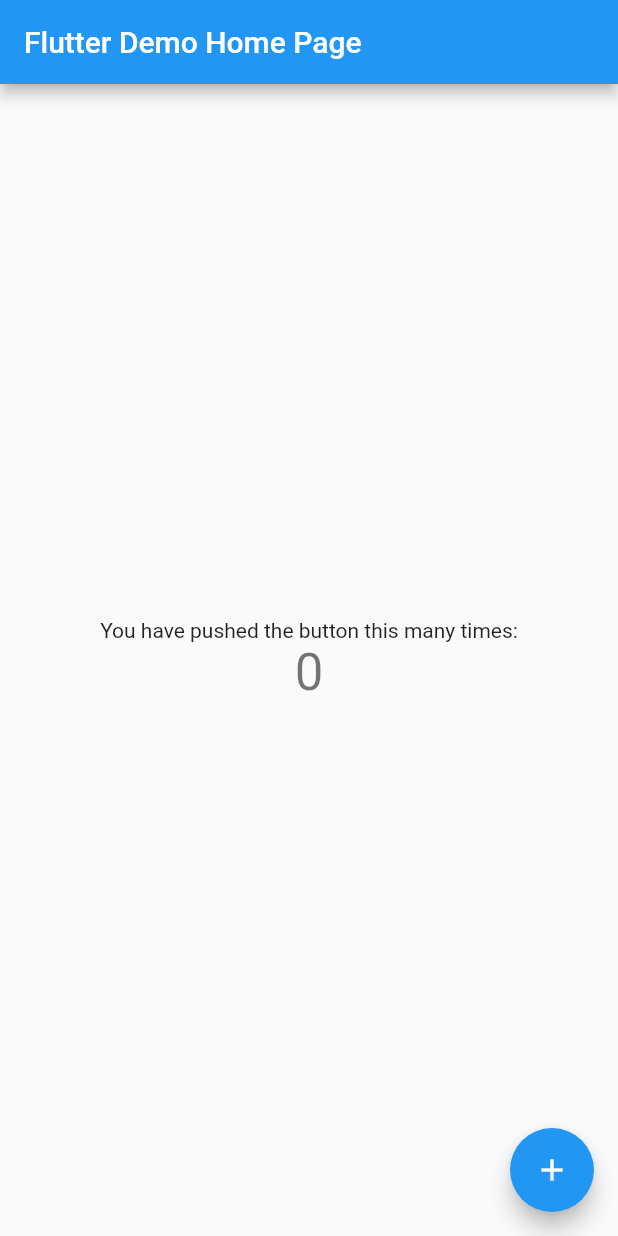
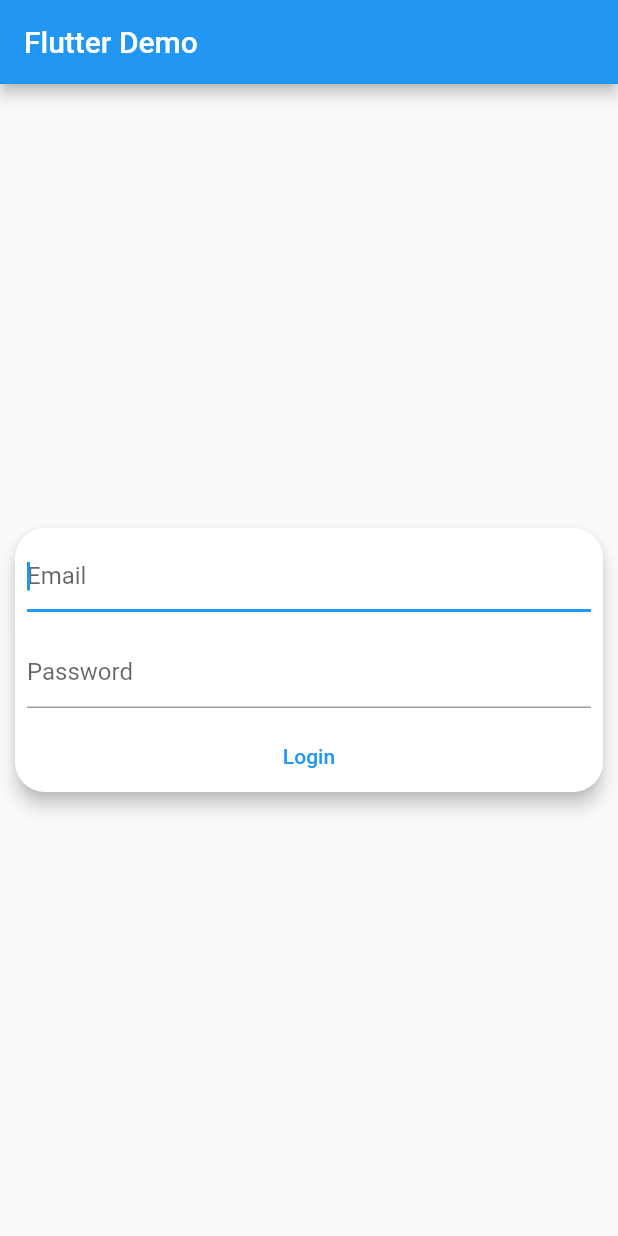
Before and after one commit to aborigines/flutter_myapp, a Flutter app: the screen it shows after launch, on a phone screen of 412 x 824 dp. Run offline on Flutter 3.47's test engine with Material 2 defaults, Android fonts, the phone set to English and light mode, and no system bars; our stand-ins replace logger, url_strategy; missing offline and left inert: flutter_cache, global_configuration.

Commit message:
* implement   - login   - home   - profile   - logout

```diff
--- a/lib/main.dart
+++ b/lib/main.dart
@@ -1,113 +1,38 @@
 import 'package:flutter/material.dart';
+import 'package:url_strategy/url_strategy.dart';
+import 'package:global_configuration/global_configuration.dart';
+import 'package:flutter_myapp/src/pages/home/home.dart';
+import 'package:flutter_myapp/src/pages/login/login.dart';
+import 'package:flutter_myapp/src/pages/user/profile.dart';
 
 void main() {
+  loadConfig();
+  setPathUrlStrategy();
   runApp(MyApp());
 }
 
+loadConfig() async {
+  WidgetsFlutterBinding.ensureInitialized();
+  GlobalConfiguration configuration = GlobalConfiguration();
+  // await configuration.loadFromPathIntoKey("assets/cfg/auth0.json", 'auth0');
+}
+
 class MyApp extends StatelessWidget {
-  // This widget is the root of your application.
+  final String appName = 'Flutter Demo';
+
   @override
   Widget build(BuildContext context) {
     return MaterialApp(
-      title: 'Flutter Demo',
+      title: appName,
       theme: ThemeData(
-        // This is the theme of your application.
-        //
-        // Try running your application with "flutter run". You'll see the
-        // application has a blue toolbar. Then, without quitting the app, try
-        // changing the primarySwatch below to Colors.green and then invoke
-        // "hot reload" (press "r" in the console where you ran "flutter run",
-        // or simply save your changes to "hot reload" in a Flutter IDE).
-        // Notice that the counter didn't reset back to zero; the application
-        // is not restarted.
         primarySwatch: Colors.blue,
       ),
-      home: MyHomePage(title: 'Flutter Demo Home Page'),
+      routes: <String, WidgetBuilder>{
+        '/': (context) => Login(title: appName),
+        '/login': (context) => Login(title: appName),
+        '/home': (context) => Home(title: appName),
+        '/profile': (context) => Profile(title: appName),
+      },
     );
   }
 }
-
-class MyHomePage extends StatefulWidget {
-  MyHomePage({Key key, this.title}) : super(key: key);
-
-  // This widget is the home page of your application. It is stateful, meaning
-  // that it has a State object (defined below) that contains fields that affect
-  // how it looks.
-
-  // This class is the configuration for the state. It holds the values (in this
-  // case the title) provided by the parent (in this case the App widget) and
-  // used by the build method of the State. Fields in a Widget subclass are
-  // always marked "final".
-
-  final String title;
-
-  @override
-  _MyHomePageState createState() => _MyHomePageState();
-}
-
-class _MyHomePageState extends State<MyHomePage> {
-  int _counter = 0;
-
-  void _incrementCounter() {
-    setState(() {
-      // This call to setState tells the Flutter framework that something has
-      // changed in this State, which causes it to rerun the build method below
-      // so that the display can reflect the updated values. If we changed
-      // _counter without calling setState(), then the build method would not be
-      // called again, and so nothing would appear to happen.
-      _counter++;
-    });
-  }
-
-  @override
-  Widget build(BuildContext context) {
-    // This method is rerun every time setState is called, for instance as done
-    // by the _incrementCounter method above.
-    //
-    // The Flutter framework has been optimized to make rerunning build methods
-    // fast, so that you can just rebuild anything that needs updating rather
-    // than having to individually change instances of widgets.
-    return Scaffold(
-      appBar: AppBar(
-        // Here we take the value from the MyHomePage object that was created by
-        // the App.build method, and use it to set our appbar title.
-        title: Text(widget.title),
-      ),
-      body: Center(
-        // Center is a layout widget. It takes a single child and positions it
-        // in the middle of the parent.
-        child: Column(
-          // Column is also a layout widget. It takes a list of children and
-          // arranges them vertically. By default, it sizes itself to fit its
-          // children horizontally, and tries to be as tall as its parent.
-          //
-          // Invoke "debug painting" (press "p" in the console, choose the
-          // "Toggle Debug Paint" action from the Flutter Inspector in Android
-          // Studio, or the "Toggle Debug Paint" command in Visual Studio Code)
-          // to see the wireframe for each widget.
-          //
-          // Column has various properties to control how it sizes itself and
-          // how it positions its children. Here we use mainAxisAlignment to
-          // center the children vertically; the main axis here is the vertical
-          // axis because Columns are vertical (the cross axis would be
-          // horizontal).
-          mainAxisAlignment: MainAxisAlignment.center,
-          children: <Widget>[
-            Text(
-              'You have pushed the button this many times:',
-            ),
-            Text(
-              '$_counter',
-              style: Theme.of(context).textTheme.headline4,
-            ),
-          ],
-        ),
-      ),
-      floatingActionButton: FloatingActionButton(
-        onPressed: _incrementCounter,
-        tooltip: 'Increment',
-        child: Icon(Icons.add),
-      ), // This trailing comma makes auto-formatting nicer for build methods.
-    );
-  }
-}
--- /dev/null
+++ b/lib/src/pages/login/login.dart
@@ -0,0 +1,56 @@
+import 'package:flutter/material.dart';
+import 'package:flutter_myapp/src/service/login_service.dart';
+
+import 'login_form.dart';
+
+LoginService _loginService = LoginService();
+
+class Login extends StatefulWidget {
+  final String title;
+
+  const Login({Key key, @required this.title}) : super(key: key);
+
+  _LoginState createState() => _LoginState(title);
+}
+
+class _LoginState extends State<Login> {
+  final String title;
+
+  _LoginState(this.title);
+
+  @override
+  void initState() {
+    _loginService.isLogin().then((value) => {
+          if (value == 'true')
+            {
+              Navigator.of(context)
+                  .pushNamedAndRemoveUntil('/home', (route) => false)
+            }
+        });
+    super.initState();
+  }
+
+  @override
+  Widget build(BuildContext context) {
+    return Scaffold(
+        appBar: AppBar(
+          title: Text(title),
+          automaticallyImplyLeading: false,
+        ),
+        body: Center(
+          child: Column(
+              mainAxisAlignment: MainAxisAlignment.center,
+              crossAxisAlignment: CrossAxisAlignment.center,
+              children: [
+                SizedBox(
+                    width: 400,
+                    child: Card(
+                      shape: RoundedRectangleBorder(
+                          borderRadius: BorderRadius.circular(20.0)),
+                      elevation: 5.0,
+                      child: LoginForm(loginService: _loginService),
+                    )),
+              ]),
+        ));
+  }
+}
--- /dev/null
+++ b/lib/src/pages/login/login_form.dart
@@ -0,0 +1,69 @@
+import 'package:flutter/material.dart';
+import 'package:flutter_myapp/src/service/login_service.dart';
+
+class LoginForm extends StatefulWidget {
+  final LoginService loginService;
+
+  LoginForm({Key key, @required this.loginService}) : super(key: key);
+
+  @override
+  _LoginFormState createState() => _LoginFormState(loginService);
+}
+
+class _LoginFormState extends State<LoginForm> {
+  final LoginService loginService;
+  final _formKey = GlobalKey<FormState>();
+  final _email = TextEditingController();
+  final _password = TextEditingController();
+
+  _LoginFormState(this.loginService);
+
+  @override
+  Widget build(BuildContext context) {
+    return Form(
+      key: _formKey,
+      child: Column(
+        mainAxisSize: MainAxisSize.min,
+        children: [
+          Padding(
+            padding: EdgeInsets.all(8.0),
+            child: TextFormField(
+              autofocus: true,
+              controller: _email,
+              decoration: InputDecoration(hintText: 'Email'),
+              validator: (value) {
+                if (value.isEmpty) {
+                  return 'Please enter email';
+                }
+                return null;
+              },
+            ),
+          ),
+          Padding(
+            padding: EdgeInsets.all(8.0),
+            child: TextFormField(
+              controller: _password,
+              obscureText: true,
+              autocorrect: false,
+              decoration: InputDecoration(hintText: 'Password'),
+              validator: (value) {
+                if (value.isEmpty) {
+                  return 'Please enter password';
+                }
+                return null;
+              },
+            ),
+          ),
+          TextButton(
+            onPressed: () {
+              if (_formKey.currentState.validate()) {
+                this.loginService.login(context);
+              }
+            },
+            child: Text('Login'),
+          ),
+        ],
+      ),
+    );
+  }
+}
--- /dev/null
+++ b/lib/src/service/login_service.dart
@@ -0,0 +1,28 @@
+import 'package:flutter/widgets.dart';
+import 'package:flutter_cache/flutter_cache.dart' as cache;
+
+class LoginService {
+  int _expireInSeconds = 3600;
+
+  Future<void> login(BuildContext context) async {
+    cache.write('isLoggedIn', 'true', _expireInSeconds);
+    await Navigator.of(context)
+        .pushNamedAndRemoveUntil('/home', (route) => false);
+  }
+
+  Future user() async {
+    return cache.load('user', '{"user": "test", "firstname": "test", "lastname": "test"}');
+  }
+
+  Future<void> logout(BuildContext context) async {
+    cache.destroy('isLoggedIn');
+    cache.destroy('token');
+    cache.destroy('user');
+    await Navigator.of(context)
+        .pushNamedAndRemoveUntil('/login', (route) => false);
+  }
+
+  Future isLogin() async {
+    return cache.load('isLoggedIn', 'false');
+  }
+}
```
Also changed, not shown: lib/src/pages/home/home.dart (added, +46 -0 lines), lib/src/pages/menu/menu.dart (added, +59 -0 lines), lib/src/pages/user/profile.dart (added, +56 -0 lines), lib/src/service/logger_service.dart (added, +9 -0 lines), pubspec.yaml (+9 -3 lines), firebase.json (added), pubspec.lock, 5 other files.
